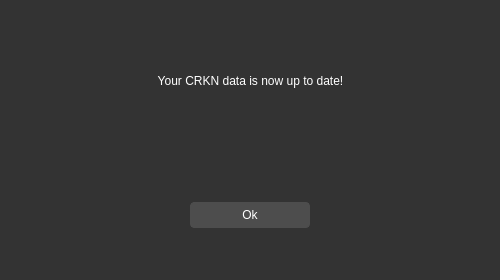
First picture: the form in source/features/ui/confirmfirst-timepage.ui, repository Teky500/Ebook-PR-Application, before the edit.
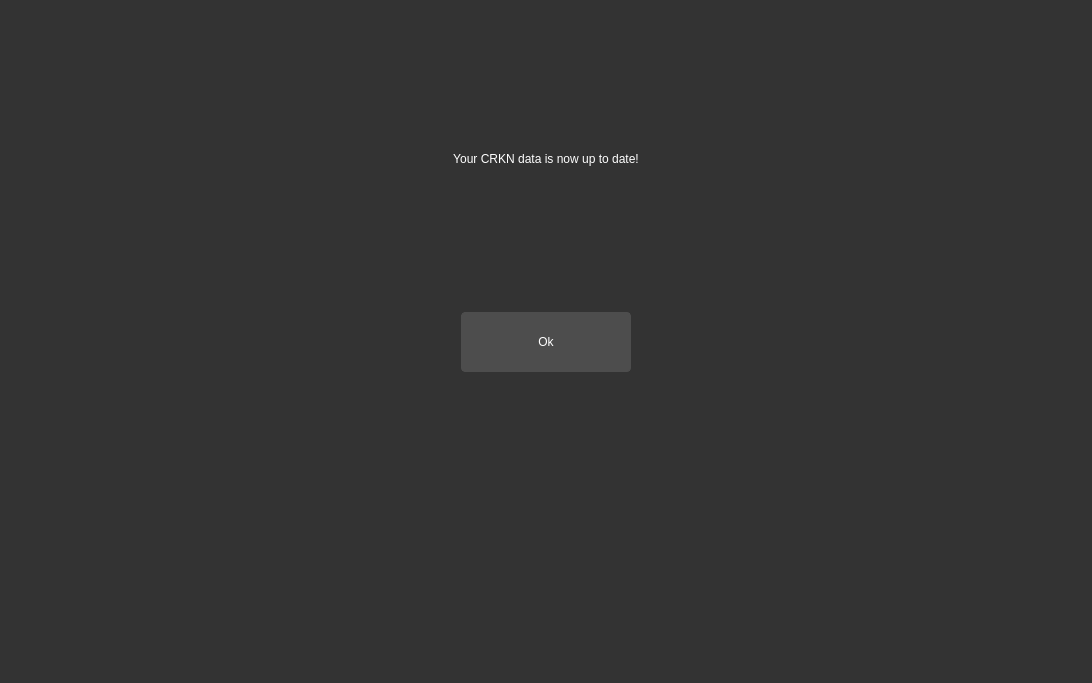
Second picture: the form after the edit.

```diff
--- a/source/features/ui/confirmfirst-timepage.ui
+++ b/source/features/ui/confirmfirst-timepage.ui
@@ -6,10 +6,16 @@
    <rect>
     <x>0</x>
     <y>0</y>
-    <width>500</width>
-    <height>280</height>
+    <width>1092</width>
+    <height>683</height>
    </rect>
   </property>
+  <property name="minimumSize">
+   <size>
+    <width>1092</width>
+    <height>683</height>
+   </size>
+  </property>
   <property name="windowTitle">
    <string>Form</string>
   </property>
@@ -95,16 +101,15 @@
         color: white;
     }</string>
   </property>
-  <widget class="QWidget" name="verticalLayoutWidget">
-   <property name="geometry">
-    <rect>
-     <x>10</x>
-     <y>40</y>
-     <width>481</width>
-     <height>81</height>
-    </rect>
-   </property>
+  <layout class="QVBoxLayout" name="verticalLayout_2">
+   <item>
    <layout class="QVBoxLayout" name="verticalLayout">
+     <property name="leftMargin">
+      <number>15</number>
+     </property>
+     <property name="rightMargin">
+      <number>15</number>
+     </property>
     <item>
      <widget class="QLabel" name="label">
       <property name="styleSheet">
@@ -116,35 +121,33 @@
       <property name="alignment">
        <set>Qt::AlignCenter</set>
       </property>
-     </widget>
-    </item>
-   </layout>
-  </widget>
-  <widget class="QWidget" name="horizontalLayoutWidget">
-   <property name="geometry">
-    <rect>
-     <x>10</x>
-     <y>160</y>
-     <width>481</width>
-     <height>111</height>
-    </rect>
-   </property>
+       <property name="wordWrap">
+        <bool>true</bool>
+       </property>
+      </widget>
+     </item>
+    </layout>
+   </item>
+   <item>
    <layout class="QHBoxLayout" name="horizontalLayout">
     <property name="spacing">
      <number>60</number>
     </property>
+     <property name="bottomMargin">
+      <number>300</number>
+     </property>
     <item>
      <widget class="QPushButton" name="confirm_update_first_time">
       <property name="minimumSize">
        <size>
-        <width>0</width>
-        <height>0</height>
+         <width>100</width>
+         <height>60</height>
        </size>
       </property>
       <property name="maximumSize">
        <size>
-        <width>120</width>
-        <height>16777215</height>
+         <width>170</width>
+         <height>60</height>
        </size>
       </property>
       <property name="styleSheet">
@@ -157,7 +160,8 @@
      </widget>
     </item>
    </layout>
-  </widget>
+   </item>
+  </layout>
  </widget>
  <resources/>
  <connections/>
```
Left out of the diff: 2 changed lines with no effect on the pictures. Lines whose indentation alone changed are shown as unchanged.
